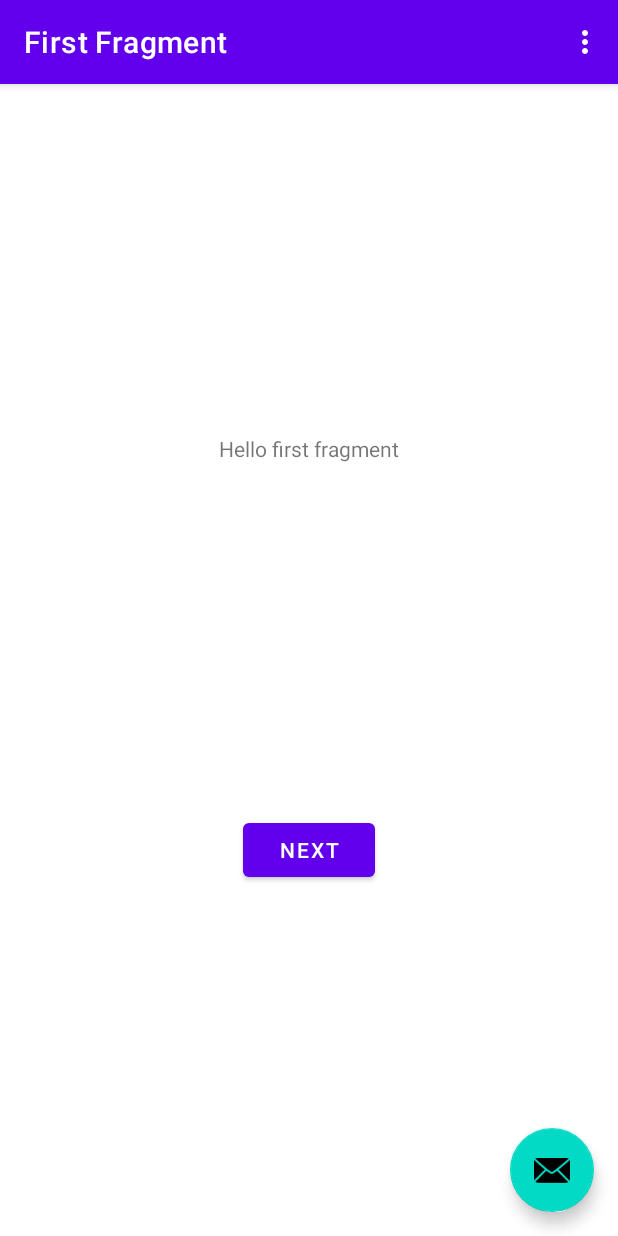
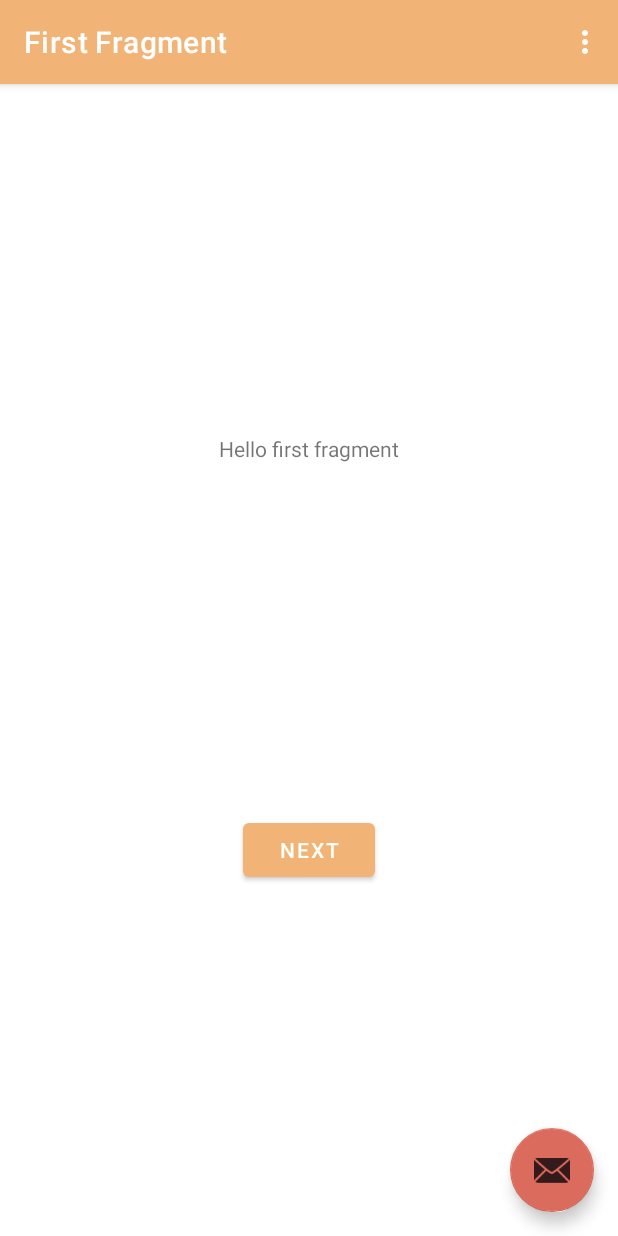
Before and after one commit to CiroDVolpe/Gratiapp, an Android app: the screen it shows after launch (MainActivity), on a phone screen of 412 x 824 dp. Run offline under Robolectric (Android 15) with nearby library versions, the phone set to English and light mode, and no system bars; our stand-ins replace navigation-ui.

Commit message:
01/CoresNoApp
foram adicionadas as cores do design no app

```diff
--- a/app/src/main/res/values-night/themes.xml
+++ b/app/src/main/res/values-night/themes.xml
@@ -2,13 +2,13 @@
     <!-- Base application theme. -->
     <style name="Theme.Gratiapp" parent="Theme.MaterialComponents.DayNight.DarkActionBar">
         <!-- Primary brand color. -->
-        <item name="colorPrimary">@color/purple_200</item>
-        <item name="colorPrimaryVariant">@color/purple_700</item>
-        <item name="colorOnPrimary">@color/black</item>
+        <item name="colorPrimary">@color/orange_200</item>
+        <item name="colorPrimaryVariant">@color/orange_700</item>
+        <item name="colorOnPrimary">@color/off_black</item>
         <!-- Secondary brand color. -->
-        <item name="colorSecondary">@color/teal_200</item>
-        <item name="colorSecondaryVariant">@color/teal_200</item>
-        <item name="colorOnSecondary">@color/black</item>
+        <item name="colorSecondary">@color/brown_200</item>
+        <item name="colorSecondaryVariant">@color/brown_200</item>
+        <item name="colorOnSecondary">@color/off_black</item>
         <!-- Status bar color. -->
         <item name="android:statusBarColor">?attr/colorPrimaryVariant</item>
         <!-- Customize your theme here. -->
--- a/app/src/main/res/values/colors.xml
+++ b/app/src/main/res/values/colors.xml
@@ -7,4 +7,13 @@
     <color name="teal_700">#FF018786</color>
     <color name="black">#FF000000</color>
     <color name="white">#FFFFFFFF</color>
+
+    <color name="orange_200">#ECD189</color>
+    <color name="orange_500">#F2B476</color>
+    <color name="orange_700">#E99469</color>
+    <color name="brown_200">#DB6B5C</color>
+    <color name="brown_500">#BC5952</color>
+    <color name="brown_700">#8C4646</color>
+    <color name="off_black">#341A1A</color>
+    <color name="off_white">#F9FFF9</color>
 </resources>
--- a/app/src/main/res/values/themes.xml
+++ b/app/src/main/res/values/themes.xml
@@ -2,13 +2,13 @@
     <!-- Base application theme. -->
     <style name="Theme.Gratiapp" parent="Theme.MaterialComponents.DayNight.DarkActionBar">
         <!-- Primary brand color. -->
-        <item name="colorPrimary">@color/purple_500</item>
-        <item name="colorPrimaryVariant">@color/purple_700</item>
-        <item name="colorOnPrimary">@color/white</item>
+        <item name="colorPrimary">@color/orange_500</item>
+        <item name="colorPrimaryVariant">@color/orange_700</item>
+        <item name="colorOnPrimary">@color/off_white</item>
         <!-- Secondary brand color. -->
-        <item name="colorSecondary">@color/teal_200</item>
-        <item name="colorSecondaryVariant">@color/teal_700</item>
-        <item name="colorOnSecondary">@color/black</item>
+        <item name="colorSecondary">@color/brown_200</item>
+        <item name="colorSecondaryVariant">@color/brown_700</item>
+        <item name="colorOnSecondary">@color/off_black</item>
         <!-- Status bar color. -->
         <item name="android:statusBarColor">?attr/colorPrimaryVariant</item>
         <!-- Customize your theme here. -->
--- a/build.gradle
+++ b/build.gradle
@@ -1,6 +1,6 @@
 // Top-level build file where you can add configuration options common to all sub-projects/modules.
 plugins {
-    id 'com.android.application' version '7.3.1' apply false
-    id 'com.android.library' version '7.3.1' apply false
+    id 'com.android.application' version '7.2.2' apply false
+    id 'com.android.library' version '7.2.2' apply false
     id 'org.jetbrains.kotlin.android' version '1.7.20' apply false
 }
```
